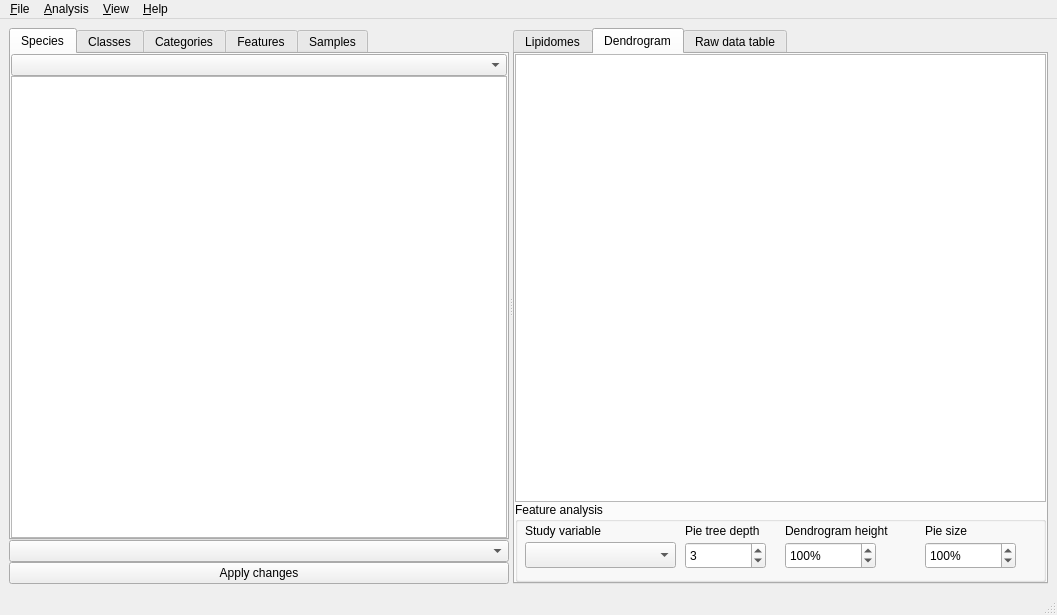
First picture: the form in ui/lipidspacegui.ui, repository lifs-tools/lipidspace, before the edit.
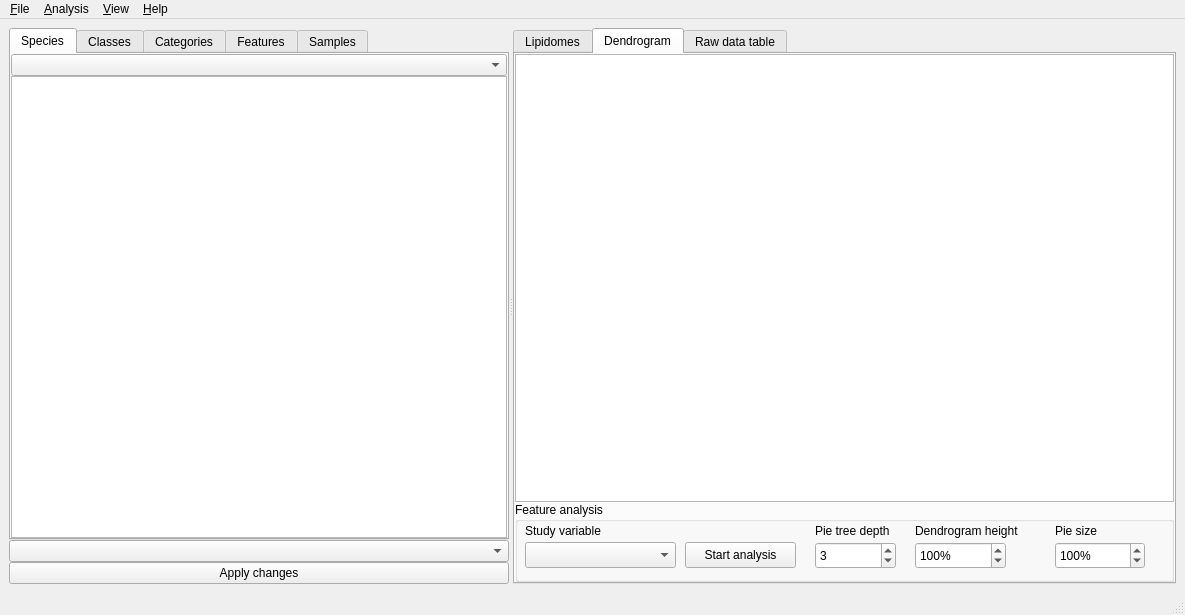
Second picture: the form after the edit. The open tabs and pages were chosen to show the change. Custom widgets are drawn as their Qt base class.

Commit message: adding feature selection

Diff of the .ui file:
```diff
--- a/ui/lipidspacegui.ui
+++ b/ui/lipidspacegui.ui
@@ -6,7 +6,7 @@
    <rect>
     <x>0</x>
     <y>0</y>
-    <width>1057</width>
+    <width>1185</width>
     <height>615</height>
    </rect>
   </property>
@@ -315,7 +315,7 @@
            <widget class="QLabel" name="labelPieTreeDepth">
             <property name="geometry">
              <rect>
-              <x>170</x>
+              <x>300</x>
               <y>20</y>
               <width>91</width>
               <height>18</height>
@@ -328,7 +328,7 @@
            <widget class="QSpinBox" name="pieTreeSpinBox">
             <property name="geometry">
              <rect>
-              <x>170</x>
+              <x>300</x>
               <y>40</y>
               <width>81</width>
               <height>27</height>
@@ -341,7 +341,7 @@
            <widget class="QLabel" name="labelDendrogramHeight">
             <property name="geometry">
              <rect>
-              <x>270</x>
+              <x>400</x>
               <y>20</y>
               <width>131</width>
               <height>18</height>
@@ -354,7 +354,7 @@
            <widget class="QSpinBox" name="dendrogramHeightSpinBox">
             <property name="geometry">
              <rect>
-              <x>270</x>
+              <x>400</x>
               <y>40</y>
               <width>91</width>
               <height>27</height>
@@ -376,9 +376,9 @@
            <widget class="ClickableLabel" name="labelPieSize">
             <property name="geometry">
              <rect>
-              <x>410</x>
+              <x>540</x>
               <y>20</y>
-              <width>131</width>
+              <width>130</width>
               <height>18</height>
              </rect>
             </property>
@@ -389,9 +389,9 @@
            <widget class="QSpinBox" name="pieSizeSpinBox">
             <property name="geometry">
              <rect>
-              <x>410</x>
+              <x>540</x>
               <y>40</y>
-              <width>91</width>
+              <width>90</width>
               <height>27</height>
              </rect>
             </property>
@@ -408,6 +408,19 @@
              <number>100</number>
             </property>
            </widget>
+           <widget class="QPushButton" name="startAnalysisPushButton">
+            <property name="geometry">
+             <rect>
+              <x>170</x>
+              <y>40</y>
+              <width>111</width>
+              <height>26</height>
+             </rect>
+            </property>
+            <property name="text">
+             <string>Start analysis</string>
+            </property>
+           </widget>
           </widget>
          </item>
         </layout>
@@ -447,7 +460,7 @@
     <rect>
      <x>0</x>
      <y>0</y>
-     <width>1057</width>
+     <width>1185</width>
      <height>23</height>
     </rect>
    </property>
```
Left out of the diff: 2 changed lines with no effect on the pictures. The commit also changes 2 other files.
